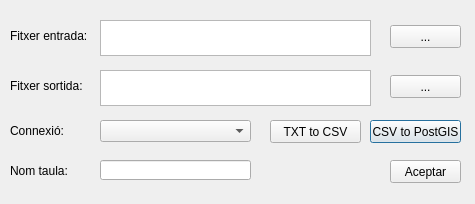
First picture: the form in plugin/ui/padrohabitants_dialog.ui, repository psigcat/padrohabitants, before the edit.
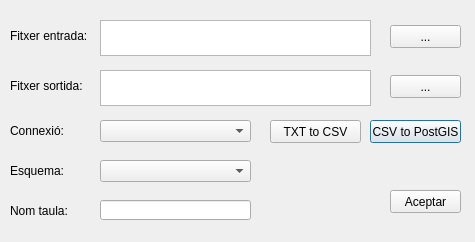
Second picture: the form after the edit.

Commit message: add schema selector

```diff
--- a/plugin/ui/padrohabitants_dialog.ui
+++ b/plugin/ui/padrohabitants_dialog.ui
@@ -7,7 +7,7 @@
     <x>0</x>
     <y>0</y>
     <width>475</width>
-    <height>204</height>
+    <height>242</height>
    </rect>
   </property>
   <property name="windowTitle">
@@ -151,7 +151,7 @@
    <property name="geometry">
     <rect>
      <x>10</x>
-     <y>160</y>
+     <y>200</y>
      <width>91</width>
      <height>21</height>
     </rect>
@@ -164,7 +164,7 @@
    <property name="geometry">
     <rect>
      <x>100</x>
-     <y>160</y>
+     <y>200</y>
      <width>151</width>
      <height>20</height>
     </rect>
@@ -187,7 +187,7 @@
    <property name="geometry">
     <rect>
      <x>390</x>
-     <y>160</y>
+     <y>190</y>
      <width>71</width>
      <height>23</height>
     </rect>
@@ -196,6 +196,29 @@
     <string>Aceptar</string>
    </property>
   </widget>
+  <widget class="QLabel" name="label_5">
+   <property name="geometry">
+    <rect>
+     <x>10</x>
+     <y>160</y>
+     <width>91</width>
+     <height>21</height>
+    </rect>
+   </property>
+   <property name="text">
+    <string>Esquema:</string>
+   </property>
+  </widget>
+  <widget class="QComboBox" name="cboSchema">
+   <property name="geometry">
+    <rect>
+     <x>100</x>
+     <y>160</y>
+     <width>151</width>
+     <height>22</height>
+    </rect>
+   </property>
+  </widget>
  </widget>
  <resources/>
  <connections/>
```
The commit also changes 2 other files.
